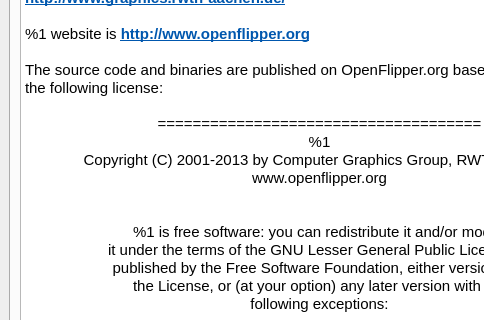
The window that OpenFlipper/widgets/aboutWidget/aboutWidget.ui (ShenRen/OpenFlipper) describes before a commit, drawn with Qt 5; both pictures show x 0 to 484 and y 114 to 434 of the 653 by 699 pixel window.
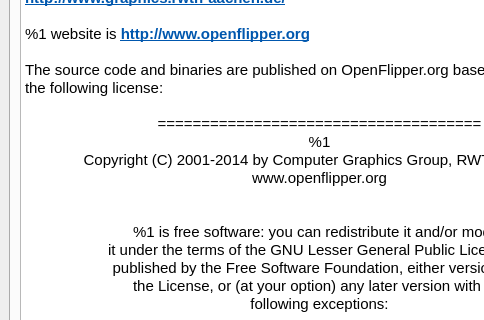
The same window after the commit.

Diff of the .ui file:
```diff
--- a/OpenFlipper/widgets/aboutWidget/aboutWidget.ui
+++ b/OpenFlipper/widgets/aboutWidget/aboutWidget.ui
@@ -66,7 +66,7 @@
 &lt;p style=&quot;-qt-paragraph-type:empty; margin-top:0px; margin-bottom:0px; margin-left:0px; margin-right:0px; -qt-block-indent:0; text-indent:0px; font-family:'DejaVu Sans'; font-size:11pt;&quot;&gt;&lt;br /&gt;&lt;/p&gt;
 &lt;p align=&quot;center&quot; style=&quot; margin-top:0px; margin-bottom:0px; margin-left:0px; margin-right:0px; -qt-block-indent:0; text-indent:0px;&quot;&gt;&lt;span style=&quot; font-family:'DejaVu Sans'; font-size:11pt;&quot;&gt;=====================================&lt;/span&gt;&lt;/p&gt;
 &lt;p align=&quot;center&quot; style=&quot; margin-top:0px; margin-bottom:0px; margin-left:0px; margin-right:0px; -qt-block-indent:0; text-indent:0px;&quot;&gt;&lt;span style=&quot; font-family:'DejaVu Sans'; font-size:11pt;&quot;&gt;%1&lt;/span&gt;&lt;/p&gt;
-&lt;p align=&quot;center&quot; style=&quot; margin-top:0px; margin-bottom:0px; margin-left:0px; margin-right:0px; -qt-block-indent:0; text-indent:0px;&quot;&gt;&lt;span style=&quot; font-family:'DejaVu Sans'; font-size:11pt;&quot;&gt;Copyright (C) 2001-2013 by Computer Graphics Group, RWTH Aachen&lt;/span&gt;&lt;/p&gt;
+&lt;p align=&quot;center&quot; style=&quot; margin-top:0px; margin-bottom:0px; margin-left:0px; margin-right:0px; -qt-block-indent:0; text-indent:0px;&quot;&gt;&lt;span style=&quot; font-family:'DejaVu Sans'; font-size:11pt;&quot;&gt;Copyright (C) 2001-2014 by Computer Graphics Group, RWTH Aachen&lt;/span&gt;&lt;/p&gt;
 &lt;p align=&quot;center&quot; style=&quot; margin-top:0px; margin-bottom:0px; margin-left:0px; margin-right:0px; -qt-block-indent:0; text-indent:0px;&quot;&gt;&lt;span style=&quot; font-family:'DejaVu Sans'; font-size:11pt;&quot;&gt;www.openflipper.org&lt;/span&gt;&lt;/p&gt;
 &lt;p style=&quot;-qt-paragraph-type:empty; margin-top:0px; margin-bottom:0px; margin-left:0px; margin-right:0px; -qt-block-indent:0; text-indent:0px; font-family:'DejaVu Sans'; font-size:11pt;&quot;&gt;&lt;br /&gt;&lt;/p&gt;
 &lt;p style=&quot;-qt-paragraph-type:empty; margin-top:0px; margin-bottom:0px; margin-left:0px; margin-right:0px; -qt-block-indent:0; text-indent:0px; font-family:'DejaVu Sans'; font-size:11pt;&quot;&gt;&lt;br /&gt;&lt;/p&gt;
```
